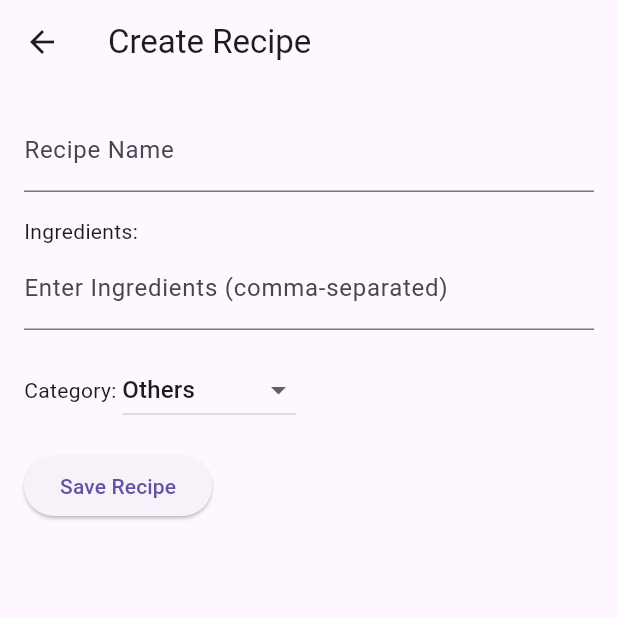
After one commit to gokcearslan/se380_lastversion_recipeapp, a Flutter app: the CreateRecipePage screen opened directly, after a tap on "Save Recipe", on a phone screen of 412 x 824 dp, the top half of it. The commit adds this screen. Run offline on Flutter 3.47's test engine with Material 3 defaults, Android fonts, the light colour scheme and no system bars; our stand-ins replace cloud_firestore, firebase_auth, firebase_core; missing offline and left inert: fancy_bottom_navigation_2; accounts and stored records are empty.

Commit message:
needs design

```diff
--- /dev/null
+++ b/devtools_options.yaml
@@ -0,0 +1 @@
+extensions:
--- /dev/null
+++ b/lib/CategoryPage..dart
@@ -0,0 +1,37 @@
+import 'package:flutter/material.dart';
+import 'package:se380_lastversion_recipeapp/services/recipe_model.dart';
+import 'package:provider/provider.dart';
+import 'package:se380_lastversion_recipeapp/services/recipe_provider.dart';
+
+class CategoryPage extends StatelessWidget {
+  final String category;
+
+  CategoryPage({required this.category});
+
+  @override
+  Widget build(BuildContext context) {
+    return Scaffold(
+      appBar: AppBar(
+        title: Text('$category Recipes'),
+      ),
+      body: Consumer<RecipeProvider>(
+        builder: (context, recipeProvider, _) {
+          // Filter recipes based on the selected category
+          List<Recipe> recipes = recipeProvider.recipes
+              .where((recipe) => recipe.category == category)
+              .toList();
+
+          return ListView.builder(
+            itemCount: recipes.length,
+            itemBuilder: (context, index) {
+              return ListTile(
+                title: Text(recipes[index].name),
+                // Add more details if needed
+              );
+            },
+          );
+        },
+      ),
+    );
+  }
+}
--- /dev/null
+++ b/lib/catagorySelectionPage.dart
@@ -0,0 +1,73 @@
+import 'package:cloud_firestore/cloud_firestore.dart';
+import 'package:flutter/material.dart';
+import 'package:se380_lastversion_recipeapp/FilteredRecipe.dart';
+
+class CategorySelectionScreen extends StatefulWidget {
+  @override
+  _CategorySelectionScreenState createState() =>
+      _CategorySelectionScreenState();
+}
+
+class _CategorySelectionScreenState extends State<CategorySelectionScreen> {
+  String selectedCategory = '';
+  List<String> allCategories = ['Breakfast', 'Soup']; // Add more categories as needed
+
+  @override
+  Widget build(BuildContext context) {
+    return Scaffold(
+      appBar: AppBar(
+        title: Text('Select Category'),
+      ),
+      body: ListView(
+        children: [
+          for (var category in allCategories) ...[
+            ListTile(
+              title: Text(category),
+              onTap: () {
+                _navigateToCategoryPage(context, category);
+              },
+            ),
+          ],
+        ],
+      ),
+    );
+  }
+
+  void _navigateToCategoryPage(BuildContext context, String category) {
+    setState(() {
+      selectedCategory = category;
+    });
+
+    recipesAccordingCategory(context, selectedCategory);
+  }
+
+  void recipesAccordingCategory(BuildContext context, String category) async {
+    try {
+      final QuerySnapshot querySnapshot =
+      await FirebaseFirestore.instance.collection('recipes').get();
+
+      List<String> filteredRecipeNames = [];
+
+      querySnapshot.docs.forEach((doc) {
+        // Check if the 'category' field exists in the document
+        if ((doc.data() as Map<String, dynamic>).containsKey('category') &&
+            (doc.data() as Map<String, dynamic>)['category'] == category)
+        {
+          filteredRecipeNames.add(doc['name']);
+        }
+      });
+
+      Navigator.push(
+        context,
+        MaterialPageRoute(
+          builder: (context) => FilteredRecipesScreen(
+            filteredRecipeNames: filteredRecipeNames,
+          ),
+        ),
+      );
+    } catch (e) {
+      print('Error fetching and filtering recipes: $e');
+    }
+  }
+
+}
--- /dev/null
+++ b/lib/recipe_create.dart
@@ -0,0 +1,93 @@
+import 'package:flutter/material.dart';
+import 'package:provider/provider.dart';
+import 'package:se380_lastversion_recipeapp/services/fire_recipe.dart';
+import 'package:se380_lastversion_recipeapp/services/recipe_model.dart';
+import 'package:se380_lastversion_recipeapp/services/recipe_provider.dart';
+
+class CreateRecipePage extends StatefulWidget {
+  @override
+  _CreateRecipePageState createState() => _CreateRecipePageState();
+}
+
+class _CreateRecipePageState extends State<CreateRecipePage> {
+  final TextEditingController _recipeNameController = TextEditingController();
+  final TextEditingController _ingredientsController = TextEditingController();
+  String _selectedCategory = 'Others'; // Default category
+  final List<String> _categories = [
+    'Breakfast',
+    'Soup',
+    'Main Course',
+    'Drink',
+    'Salad',
+    'Dessert',
+    'Others',
+  ];
+
+  @override
+  Widget build(BuildContext context) {
+    return Scaffold(
+      appBar: AppBar(
+        title: Text('Create Recipe'),
+      ),
+      body: Padding(
+        padding: const EdgeInsets.all(16.0),
+        child: Column(
+          crossAxisAlignment: CrossAxisAlignment.start,
+          children: [
+            TextField(
+              controller: _recipeNameController,
+              decoration: InputDecoration(labelText: 'Recipe Name'),
+            ),
+            SizedBox(height: 16.0),
+            Text('Ingredients:'),
+            TextField(
+              controller: _ingredientsController,
+              decoration: InputDecoration(labelText: 'Enter Ingredients (comma-separated)'),
+            ),
+            SizedBox(height: 16.0),
+            Row(
+              children: [
+                Text('Category: '),
+                DropdownButton<String>(
+                  value: _selectedCategory,
+                  items: _categories.map((String category) {
+                    return DropdownMenuItem<String>(
+                      value: category,
+                      child: Text(category),
+                    );
+                  }).toList(),
+                  onChanged: (String? newValue) {
+                    setState(() {
+                      _selectedCategory = newValue!;
+                    });
+                  },
+                ),
+              ],
+            ),
+            SizedBox(height: 16.0),
+            ElevatedButton(
+              onPressed: () async {
+                // Split the comma-separated ingredients into a list
+                List<String> ingredients = _ingredientsController.text.split(',');
+
+                Recipe newRecipe = Recipe(
+                  name: _recipeNameController.text,
+                  ingredientIds: ingredients,
+                  category: _selectedCategory, // Get the category from the dropdown
+                  id: '',
+                );
+
+                await FirebaseService().saveRecipe(newRecipe);
+
+                _recipeNameController.clear();
+                _ingredientsController.clear();
+                // No need to clear the category controller as it's now a dropdown
+              },
+              child: Text('Save Recipe'),
+            ),
+          ],
+        ),
+      ),
+    );
+  }
+}
--- /dev/null
+++ b/lib/services/fire_recipe.dart
@@ -0,0 +1,51 @@
+// services/firebase_service.dart
+import 'package:cloud_firestore/cloud_firestore.dart';
+import 'package:se380_lastversion_recipeapp/services/recipe_model.dart';
+
+
+class FirebaseService {
+  final FirebaseFirestore _firestore = FirebaseFirestore.instance;
+
+  Future<List<Ingredient>> getIngredients() async {
+    QuerySnapshot<Map<String, dynamic>> snapshot =
+    await _firestore.collection('ingredients').get();
+
+    return snapshot.docs
+        .map((doc) => Ingredient(id: doc.id, name: doc['name']))
+        .toList();
+  }
+
+  Future<List<Recipe>> getRecipes() async {
+    QuerySnapshot<Map<String, dynamic>> snapshot =
+    await _firestore.collection('recipes').get();
+
+    return snapshot.docs
+        .map((doc) =>
+        Recipe(
+            id: doc.id,
+            name: doc['name'],
+            ingredientIds: List<String>.from(doc['ingredientIds']), category: 'category'))
+        .toList();
+  }
+
+
+
+  Future<void> saveRecipe(Recipe recipe) async {
+    try {
+      // Convert the Recipe object to a Map
+      Map<String, dynamic> recipeData = {
+        'name': recipe.name,
+        'ingredientIds': recipe.ingredientIds,
+        'category': recipe.category, // Add the category field
+        // Add other fields like 'id' if needed
+      };
+
+      // Add the recipe data to the 'recipes' collection
+      await _firestore.collection('recipes').add(recipeData);
+    } catch (e) {
+      print('Error saving recipe: $e');
+      // Handle the error as needed
+    }
+  }
+
+}
--- /dev/null
+++ b/lib/services/recipe_model.dart
@@ -0,0 +1,28 @@
+
+class Ingredient {
+  final String id;
+  final String name;
+
+  Ingredient({required this.id, required this.name});
+}
+
+class Recipe {
+  final String id;
+  final String name;
+  final List<String> ingredientIds;
+  final String category;
+
+  Recipe({
+    required this.id, // Make id required
+    required this.name,
+    required this.ingredientIds,
+    required this.category,
+  });
+
+  // Add a named constructor for creating a Recipe without providing an id
+  Recipe.withoutId({
+    required this.name,
+    required this.ingredientIds,
+    required this.category,
+  }) : id = ''; // Provide a default value for id
+}
--- /dev/null
+++ b/lib/services/recipe_provider.dart
@@ -0,0 +1,61 @@
+import 'dart:collection';
+import 'package:flutter/material.dart';
+import 'package:provider/provider.dart';
+import 'package:se380_lastversion_recipeapp/services/recipe_model.dart';
+
+class IngredientProvider extends ChangeNotifier {
+  List<Ingredient> ingredients = [];
+  HashSet<String> selectedIngredientIds = HashSet();
+  List<String> enteredIngredients = [];
+
+  List<Ingredient> get ingredientss => ingredients;
+
+  void setEnteredIngredients(List<String> enteredIngredients) {
+    this.enteredIngredients = enteredIngredients;
+    notifyListeners();
+  }
+
+  void addEnteredIngredient(String ingredient) {
+    enteredIngredients.add(ingredient);
+    notifyListeners();
+  }
+
+  void removeEnteredIngredient(String ingredient) {
+    enteredIngredients.remove(ingredient);
+    notifyListeners();
+  }
+}
+
+class RecipeProvider extends ChangeNotifier {
+  List<Recipe> _recipes = [];
+  List<Recipe> _filteredRecipes = [];
+
+  List<Recipe> get recipes => _recipes;
+
+  void setRecipes(List<Recipe> recipes) {
+
+    _recipes = recipes;
+    notifyListeners();
+  }
+
+  void filterRecipes(BuildContext context) {
+    // Get entered ingredients from IngredientProvider
+    var ingredientProvider = Provider.of<IngredientProvider>(context, listen: false);
+    List<String> enteredIngredients = ingredientProvider.enteredIngredients;
+
+    // Print entered ingredients for debugging
+    print('Entered Ingredients: $enteredIngredients');
+
+    // Filter recipes based on entered ingredients
+    _filteredRecipes = _recipes
+        .where((recipe) =>
+        recipe.ingredientIds.any((ingredientId) => enteredIngredients.contains(ingredientId)))
+        .toList();
+
+    // Print filtered recipes for debugging
+    print('Filtered Recipes: $_filteredRecipes');
+
+    notifyListeners();
+  }
+
+}
--- /dev/null
+++ b/lib/widget/DetailsForCategoryRecipe.dart
@@ -0,0 +1,32 @@
+import 'package:flutter/material.dart';
+import 'package:se380_lastversion_recipeapp/services/recipe_model.dart';
+
+class RecipeDetailsScreen extends StatelessWidget {
+  final Recipe recipe;
+
+  RecipeDetailsScreen({required this.recipe});
+
+  @override
+  Widget build(BuildContext context) {
+    return Scaffold(
+      appBar: AppBar(
+        title: Text(recipe.name),
+      ),
+      body: Padding(
+        padding: const EdgeInsets.all(16.0),
+        child: Column(
+          crossAxisAlignment: CrossAxisAlignment.start,
+          children: [
+            Text(
+              'Ingredients:',
+              style: TextStyle(fontSize: 18, fontWeight: FontWeight.bold),
+            ),
+            for (var ingredientId in recipe.ingredientIds)
+              Text(ingredientId),
+            // Add more details as needed
+          ],
+        ),
+      ),
+    );
+  }
+}
--- a/pubspec.yaml
+++ b/pubspec.yaml
@@ -34,6 +34,7 @@ dependencies:
   fancy_bottom_navigation_2: ^0.3.5
   color: ^3.0.0
   overlay_support: ^2.1.0
+  provider: ^6.1.1
 
 
   # The following adds the Cupertino Icons font to your application.
```
Also changed, not shown: lib/FilteredRecipe.dart (added, +24 -0 lines), lib/HomePage.dart (+78 -7 lines), lib/IngredientSelection.dart (added, +107 -0 lines), lib/RecipeDetailsScreen.dart (added, +35 -0 lines), lib/Recipes.dart (added, +50 -0 lines), pubspec.lock, 2 other files.
